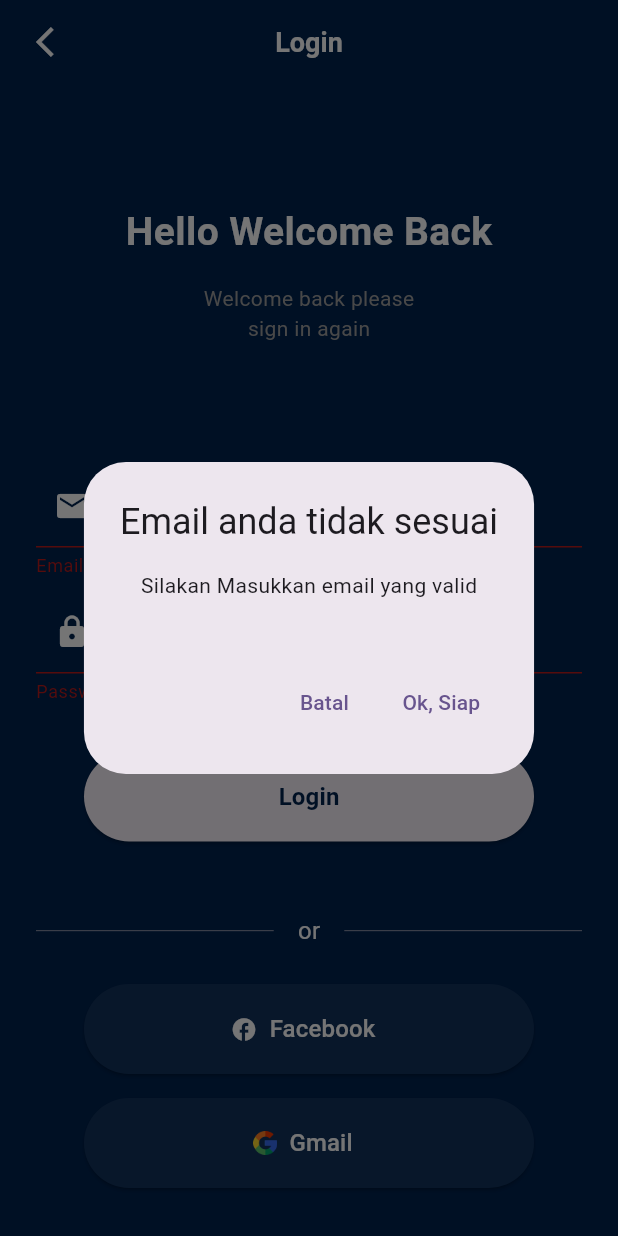
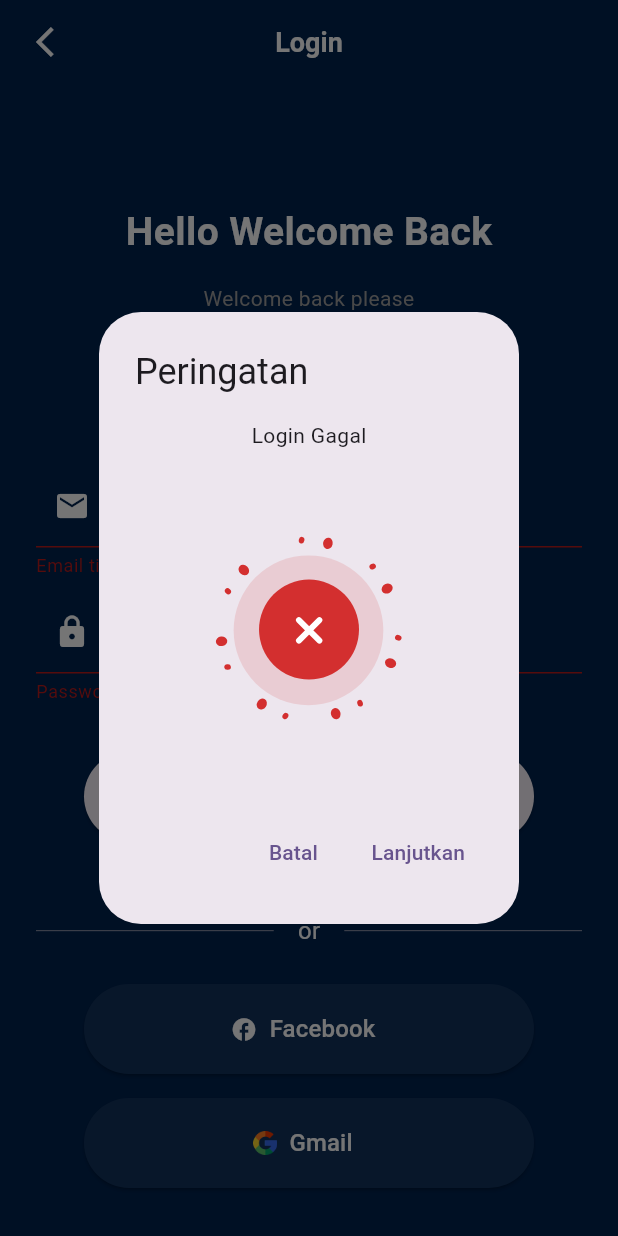
Before and after one commit to gerrybagaskoro/PPKDJP_MPRO_B3_2025, a Flutter app: the screen it shows after launch, after a tap on "Login", on a phone screen of 412 x 824 dp. Run offline on Flutter 3.47's test engine with Material 3 defaults, Android fonts, the phone set to English and light mode, and no system bars; our stand-ins replace lottie.

Commit message:
Tugas 6 Flutter - on progress 2

```diff
--- a/lib/tugas_flutter_6/start.dart
+++ b/lib/tugas_flutter_6/start.dart
@@ -1,4 +1,5 @@
 import 'package:flutter/material.dart';
+import 'package:lottie/lottie.dart';
 
 class Tugas6FlutterSlicing extends StatefulWidget {
   const Tugas6FlutterSlicing({super.key});
@@ -9,6 +10,21 @@ class Tugas6FlutterSlicing extends StatefulWidget {
 
 class _Tugas6FlutterSlicingState extends State<Tugas6FlutterSlicing> {
   final _formKey = GlobalKey<FormState>();
+  final TextEditingController emailController = TextEditingController();
+  final TextEditingController passwordController = TextEditingController();
+  @override
+  void initState() {
+    super.initState();
+    // Initialize any controllers or variables here if needed
+  }
+
+  @override
+  void dispose() {
+    emailController.dispose();
+    // Dispose of any controllers or resources here if needed
+    super.dispose();
+  }
+
   @override
   Widget build(BuildContext context) {
     return Scaffold(
@@ -20,7 +36,6 @@ class _Tugas6FlutterSlicingState extends State<Tugas6FlutterSlicing> {
           "Login",
           style: TextStyle(
             fontSize: 18,
-            // fontFamily: "FiraSans",
             fontWeight: FontWeight.bold,
             color: Colors.white,
           ),
@@ -51,21 +66,20 @@ class _Tugas6FlutterSlicingState extends State<Tugas6FlutterSlicing> {
                   ),
                   SizedBox(height: 16),
                   Text(
-                    'Welcome back please',
+                    'Welcome back please\nsign in again',
                     style: TextStyle(fontSize: 14, color: Colors.grey),
-                  ),
-                  Text(
-                    'sign in again',
-                    style: TextStyle(fontSize: 14, color: Colors.grey),
+                    textAlign: TextAlign.center,
                   ),
                 ],
               ),
               SizedBox(height: 80),
               Form(
                 key: _formKey,
+                autovalidateMode: AutovalidateMode.onUserInteraction,
                 child: Column(
                   children: [
                     TextFormField(
+                      controller: emailController,
                       style: TextStyle(color: Colors.white),
                       decoration: InputDecoration(
                         prefixIcon: const Icon(
@@ -73,9 +87,6 @@ class _Tugas6FlutterSlicingState extends State<Tugas6FlutterSlicing> {
                           color: Colors.white,
                         ),
                         labelText: 'Email',
-                        // border: OutlineInputBorder(
-                        //   // borderRadius: BorderRadius.circular(16),
-                        // ),
                         labelStyle: TextStyle(color: Colors.white),
                         focusedBorder: const OutlineInputBorder(
                           borderSide: BorderSide(color: Colors.white, width: 2),
@@ -90,14 +101,20 @@ class _Tugas6FlutterSlicingState extends State<Tugas6FlutterSlicing> {
                         }
                         return null;
                       },
+                      onTap: () {
+                        // Trigger validation when field is tapped
+                        if (_formKey.currentState != null) {
+                          _formKey.currentState!.validate();
+                        }
+                      },
                     ),
                     SizedBox(height: 8),
                     TextFormField(
+                      controller: passwordController,
                       style: TextStyle(color: Colors.white),
                       decoration: InputDecoration(
                         prefixIcon: const Icon(Icons.lock, color: Colors.white),
                         labelText: 'Password',
-                        // border: OutlineInputBorder(),
                         labelStyle: TextStyle(color: Colors.white),
                         focusedBorder: const OutlineInputBorder(
                           borderSide: BorderSide(color: Colors.white, width: 2),
@@ -119,25 +136,25 @@ class _Tugas6FlutterSlicingState extends State<Tugas6FlutterSlicing> {
                         //Error dan sukses menggunakan ScaffoldMessenger dan formKey
                         if (_formKey.currentState!.validate()) {
                           ScaffoldMessenger.of(context).showSnackBar(
-                            SnackBar(content: Text("Form Validasi Berhasil")),
+                            SnackBar(content: Text("Login Berhasil!")),
                           );
-                        }
+                        } else {
                           showDialog(
                             context: context,
                             builder: (BuildContext context) {
                               return AlertDialog(
-                              title: Text("Email anda tidak sesuai"),
+                                title: Text("Peringatan"),
                                 content: Column(
                                   mainAxisSize: MainAxisSize.min,
                                   children: [
-                                  Text("Silakan Masukkan email yang valid"),
+                                    Text("Login Gagal"),
                                     SizedBox(height: 20),
-                                  // Lottie.asset(
-                                  //   'assets/images/animations/success.json',
-                                  //   width: 90,
-                                  //   height: 100,
-                                  //   fit: BoxFit.cover,
-                                  // ),
+                                    Lottie.asset(
+                                      'assets/images/animations/error.json',
+                                      width: 200,
+                                      height: 200,
+                                      fit: BoxFit.cover,
+                                    ),
                                   ],
                                 ),
                                 actions: [
@@ -148,7 +165,7 @@ class _Tugas6FlutterSlicingState extends State<Tugas6FlutterSlicing> {
                                     },
                                   ),
                                   TextButton(
-                                  child: Text("Ok, Siap"),
+                                    child: Text("Lanjutkan"),
                                     onPressed: () {
                                       Navigator.of(context).pop();
                                     },
@@ -157,6 +174,7 @@ class _Tugas6FlutterSlicingState extends State<Tugas6FlutterSlicing> {
                               );
                             },
                           );
+                        }
                       },
                       style: ElevatedButton.styleFrom(
                         minimumSize: Size(300, 60),
@@ -190,11 +208,9 @@ class _Tugas6FlutterSlicingState extends State<Tugas6FlutterSlicing> {
               const SizedBox(height: 24),
               // Center(),
               Column(
-                // mainAxisAlignment: MainAxisAlignment.center,
-                // crossAxisAlignment: CrossAxisAlignment.center,
                 children: [
                   Center(),
-                  // Tombol Facebook
+                  // Tombol login with Facebook
                   ElevatedButton.icon(
                     onPressed: () {
                       print("Login with Facebook");
@@ -210,6 +226,7 @@ class _Tugas6FlutterSlicingState extends State<Tugas6FlutterSlicing> {
                     ),
                   ),
                   SizedBox(height: 16),
+                  // Tombol Login with Gmail
                   ElevatedButton.icon(
                     onPressed: () {
                       print("Login with Gmail");
```
Also changed, not shown: assets/images/animations/error.json (added, +1 -0 lines). Lines whose indentation alone changed are shown as unchanged.
